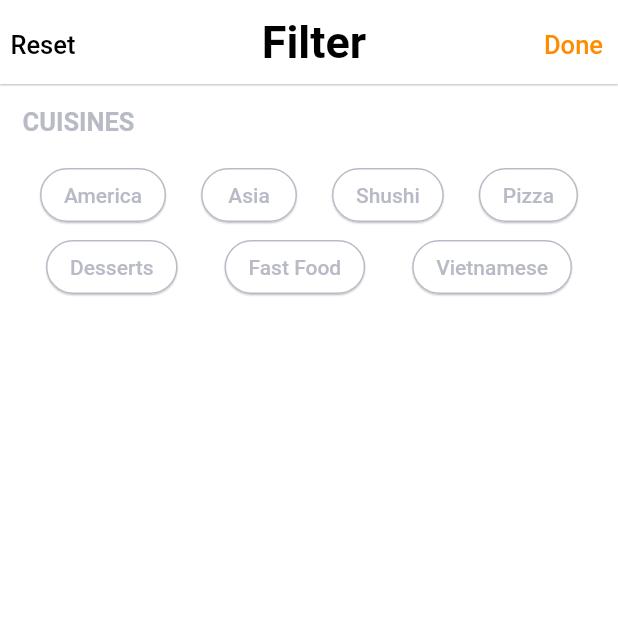
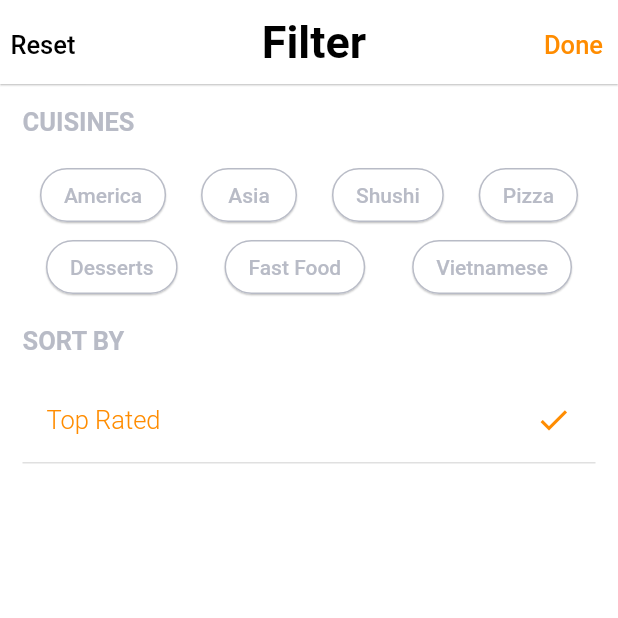
Before and after one commit to edalvb/ytb_flutter_delivery_firebase, a Flutter app: the FilterPage screen opened by its route, on a phone screen of 412 x 824 dp, the top half of it. Run offline on Flutter 3.47's test engine with Material 2 defaults, Android fonts, the light colour scheme and no system bars; our stand-ins replace flutter_swiper_null_safety; network calls fail.

Commit message:
#25 Diseño FilterPage #3

```diff
--- /dev/null
+++ b/lib/src/features/presentation/filter_page/custom_widgets/cuisines_sort.dart
@@ -0,0 +1,58 @@
+import 'package:flutter/material.dart';
+import 'package:ytb_flutter_delivery_firebase/src/colors/colors.dart';
+import 'package:ytb_flutter_delivery_firebase/src/features/presentation/commons_widgets/text_header.dart';
+
+class CuisinesSort extends StatefulWidget {
+  const CuisinesSort({Key? key}) : super(key: key);
+
+  @override
+  _CuisinesSortState createState() => _CuisinesSortState();
+}
+
+class _CuisinesSortState extends State<CuisinesSort> {
+  @override
+  Widget build(BuildContext context) {
+    return Column(
+      children: <Widget>[
+        _listTiles(
+          context: context,
+          title: 'Top Rated',
+          isActive: true,
+        )
+      ],
+    );
+  }
+}
+
+Widget _listTiles({
+  required BuildContext context,
+  required String title,
+  required bool isActive,
+  void Function()? onTap,
+  // required String subtitle,
+  // required bool isSelected,
+}) {
+  return Container(
+    decoration: BoxDecoration(
+      border: Border(
+        bottom: BorderSide(
+          color: Theme.of(context).dividerColor,
+          width: 1,
+        ),
+      ),
+    ),
+    child: ListTile(
+      onTap: onTap,
+      title: textHeader(
+        title,
+        color: isActive ? orange : gris,
+        fontWeight: FontWeight.w300,
+        fontSize: 17,
+      ),
+      trailing: Icon(
+        Icons.check,
+        color: isActive ? orange : gris,
+      ),
+    ),
+  );
+}
--- a/lib/src/features/presentation/filter_page/view/filter_page.dart
+++ b/lib/src/features/presentation/filter_page/view/filter_page.dart
@@ -2,6 +2,7 @@ import 'package:flutter/material.dart';
 import 'package:ytb_flutter_delivery_firebase/src/colors/colors.dart';
 import 'package:ytb_flutter_delivery_firebase/src/features/presentation/commons_widgets/text_header.dart';
 import 'package:ytb_flutter_delivery_firebase/src/features/presentation/filter_page/custom_widgets/cuisines_filter.dart';
+import 'package:ytb_flutter_delivery_firebase/src/features/presentation/filter_page/custom_widgets/cuisines_sort.dart';
 
 class FilterPage extends StatefulWidget {
   FilterPage({Key? key}) : super(key: key);
@@ -29,9 +30,23 @@ class _FilterPageState extends State<FilterPage> {
                 fontSize: 17,
               ),
             ),
-            Padding(
+            Container(
               padding: const EdgeInsets.symmetric(horizontal: 15),
               child: CuisinesFilter(),
+            ),
+            Container(
+              alignment: Alignment.centerLeft,
+              margin: EdgeInsets.only(top: 15, bottom: 15, left: 15),
+              child: textHeader(
+                'SORT BY',
+                color: gris,
+                fontWeight: FontWeight.w600,
+                fontSize: 17,
+              ),
+            ),
+            Container(
+              padding: const EdgeInsets.symmetric(horizontal: 15),
+              child: CuisinesSort(),
             ),
           ]))
         ],
```
